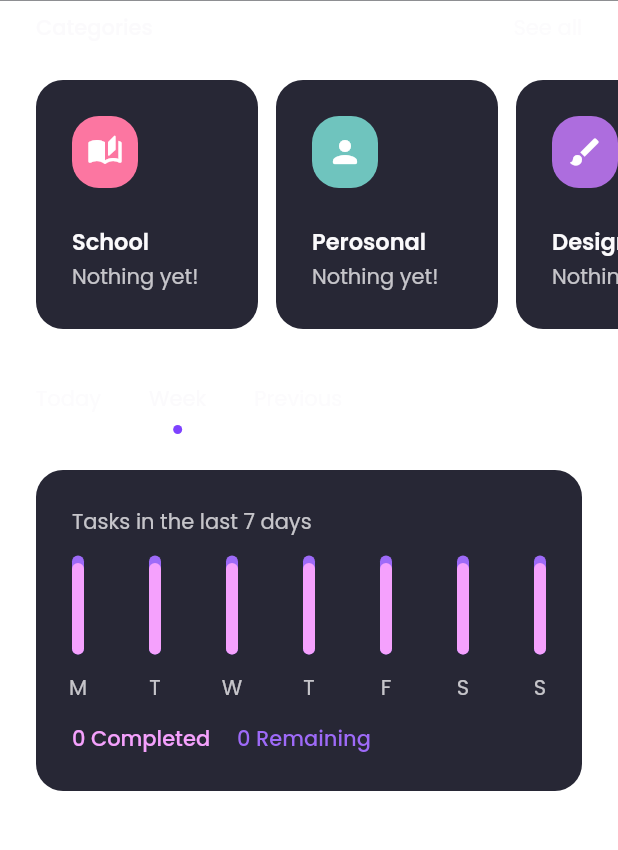
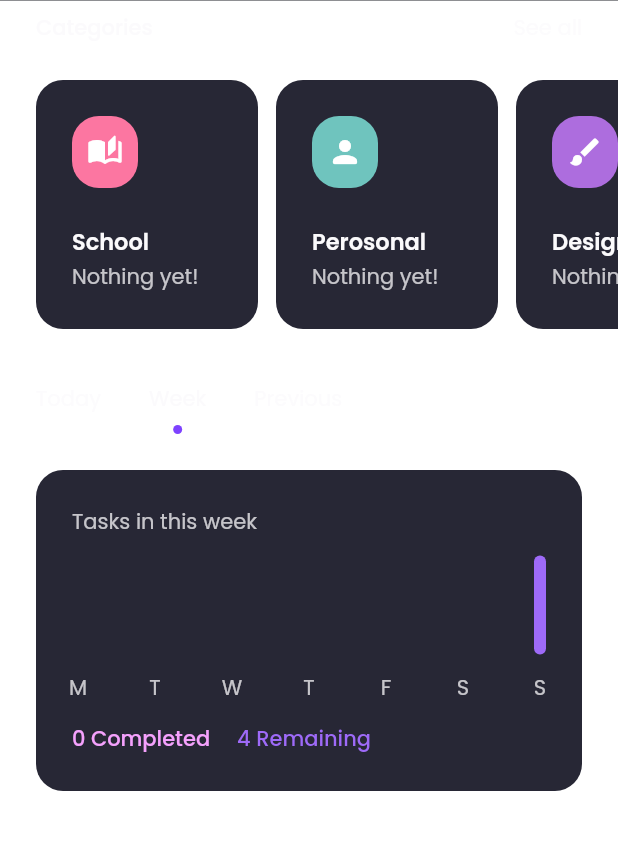
Before and after one commit to federicodesia/task_manager, a Flutter app: the HomeScreen screen opened directly, tab 2 chosen, on a phone screen of 412 x 824 dp, the part 148-998 px from its top. Run offline on Flutter 3.47's test engine with Material 2 defaults, Android fonts, the phone set to English and light mode, and no system bars; drawn by our look-alikes of expandable_page_view, fl_chart; our stand-ins replace bloc, flutter_bloc, flutter_svg, percent_indicator, tab_indicator_styler; missing offline and left inert: declarative_animated_list; statements that could not run were skipped.

Commit message:
Tasks in this week chart

```diff
--- a/lib/components/charts/week_bar_chart_group_data.dart
+++ b/lib/components/charts/week_bar_chart_group_data.dart
@@ -15,7 +15,7 @@ BarChartGroupData weekBarChartGroupData({
         colors: [cChartPrimaryColor],
         backDrawRodData: BackgroundBarChartRodData(
           show: true,
-          y: height + backgroundHeight,
+          y: backgroundHeight,
           colors: [cChartBackgroundColor],
         )
       ),
--- a/lib/screens/home/home_screen.dart
+++ b/lib/screens/home/home_screen.dart
@@ -5,7 +5,6 @@ import 'package:tab_indicator_styler/tab_indicator_styler.dart';
 import 'package:task_manager/components/aligned_animated_switcher.dart';
 import 'package:task_manager/components/cards/category_card.dart';
 import 'package:task_manager/components/header.dart';
-import 'package:task_manager/components/tab_indicator.dart';
 import 'package:task_manager/models/category.dart';
 import 'package:task_manager/models/tab.dart';
 import 'package:task_manager/screens/home/home_app_bar.dart';
--- a/lib/screens/home/tabs/today_tab.dart
+++ b/lib/screens/home/tabs/today_tab.dart
@@ -7,7 +7,6 @@ import 'package:task_manager/components/empty_space.dart';
 import 'package:task_manager/components/lists/animated_task_list.dart';
 import 'package:task_manager/components/responsive/centered_list_widget.dart';
 import 'package:task_manager/constants.dart';
-import 'package:task_manager/cubits/main_context_cubit.dart';
 import 'package:task_manager/helpers/date_time_helper.dart';
 import 'package:task_manager/models/task.dart';
 
--- a/lib/screens/home/tabs/week_tab.dart
+++ b/lib/screens/home/tabs/week_tab.dart
@@ -3,16 +3,10 @@ import 'package:flutter/material.dart';
 import 'package:flutter_bloc/flutter_bloc.dart';
 import 'package:task_manager/blocs/task/task_bloc.dart';
 import 'package:task_manager/components/aligned_animated_switcher.dart';
-import 'package:task_manager/components/cards/progress_summary.dart';
 import 'package:task_manager/components/charts/week_bar_chart_group_data.dart';
-import 'package:task_manager/components/empty_space.dart';
-import 'package:task_manager/components/lists/animated_task_list.dart';
 import 'package:task_manager/components/responsive/centered_list_widget.dart';
 import 'package:task_manager/constants.dart';
-import 'package:task_manager/cubits/main_context_cubit.dart';
-import 'package:task_manager/helpers/date_time_helper.dart';
 import 'package:task_manager/models/task.dart';
-import 'dart:math';
 
 class WeekTab extends StatefulWidget{
 
@@ -37,7 +31,14 @@ class _WeekTabState extends State<WeekTab>{
       builder: (_, state){
 
         if(state is TaskLoadSuccess){
-          List<Task> tasksList = state.tasks;
+
+          List<Task> weekTasksList = state.tasks.where((task){
+            final weekday = DateTime.now().weekday - 1;
+            final difference = task.dateTime.difference(DateTime.now()).inDays;
+            return difference >= weekday * -1 && difference < 7 - weekday;
+          }).toList();
+
+          int completedWeekTasks = weekTasksList.where((task) => task.completed).length;
 
           child = Column(
             crossAxisAlignment: CrossAxisAlignment.stretch,
@@ -52,7 +53,7 @@ class _WeekTabState extends State<WeekTab>{
                   crossAxisAlignment: CrossAxisAlignment.start,
                   children: [
                     Text(
-                      "Tasks in the last 7 days",
+                      "Tasks in this week",
                       style: cLightTextStyle,
                     ),
                     SizedBox(height: 12.0),
@@ -79,10 +80,11 @@ class _WeekTabState extends State<WeekTab>{
                           ),
 
                           barGroups: List.generate(7, (index){
+                            final weekdayTasksList = weekTasksList.where((task) => task.dateTime.weekday - 1 == index);
                             return weekBarChartGroupData(
                               index: index,
-                              height: new Random().nextInt(14 - 5) + 5.0,
-                              backgroundHeight: new Random().nextInt(3 -1) + 1.0
+                              height: weekdayTasksList.where((task) => task.completed).length.toDouble(),
+                              backgroundHeight: weekdayTasksList.length.toDouble()
                             );
                           })
                         ),
@@ -96,7 +98,7 @@ class _WeekTabState extends State<WeekTab>{
                     Row(
                       children: [
                         Text(
-                          "0 Completed",
+                          "$completedWeekTasks Completed",
                           style: cTextStyle.copyWith(
                             fontWeight: FontWeight.w500,
                             color: cChartPrimaryColor
@@ -104,7 +106,7 @@ class _WeekTabState extends State<WeekTab>{
                         ),
                         SizedBox(width: 18.0),
                         Text(
-                          "0 Remaining",
+                          "${weekTasksList.length - completedWeekTasks} Remaining",
                           style: cTextStyle.copyWith(
                             fontWeight: FontWeight.w500,
                             color: cChartBackgroundColor
```
